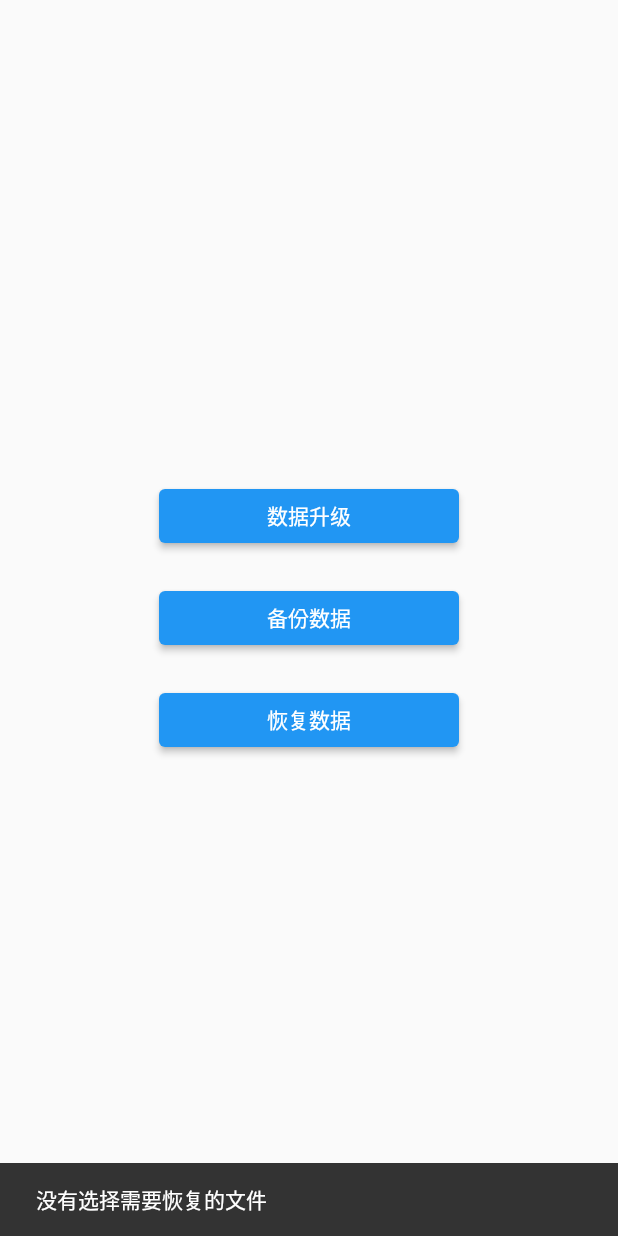
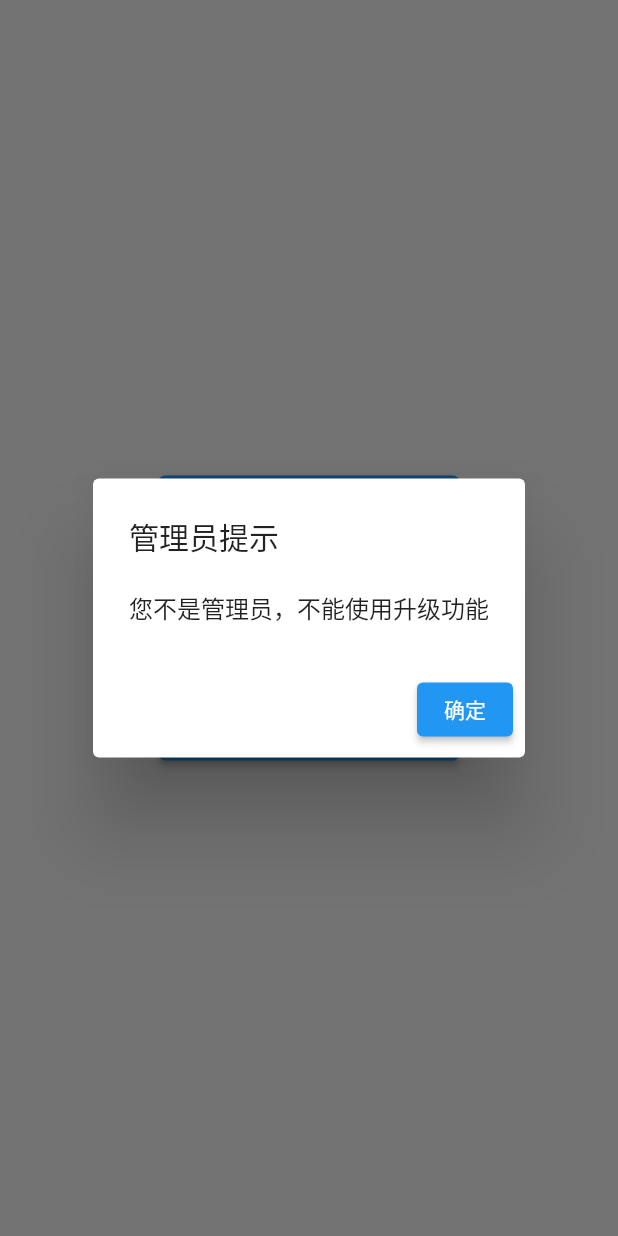
Before and after one commit to cocashu/shouju_flutter, a Flutter app: the MybakHomePage screen opened directly, after a tap on "数据升级", on a phone screen of 412 x 824 dp. Run offline on Flutter 3.47's test engine with Material 2 defaults, Android fonts, the light colour scheme and no system bars; our stand-ins replace dropdown_textfield, easy_sidemenu, file_picker, get, pdf and 4 more; missing offline and left inert: dart:ffi, encrypt, syncfusion_flutter_core; accounts and stored records are empty.

Commit message:
增加读取升级文件升级数据库

```diff
--- a/lib/pages/main1.dart
+++ b/lib/pages/main1.dart
@@ -219,9 +219,9 @@ class _MyCustomFormState extends State<MyCustomForm> {
               children: [
                 Container(
                   color: Colors.white,
-                  child: const Center(
+                  child: Center(
                     child: Text(
-                      '开屏通知',
+                      c.gsname.toString(),
                       style: TextStyle(fontSize: 35),
                     ),
                   ),
--- a/lib/pages/shujubak.dart
+++ b/lib/pages/shujubak.dart
@@ -1,5 +1,6 @@
 import 'dart:io';
 import 'package:flutter/material.dart';
+import 'package:hy_shouju/models/mysqlite.dart';
 import 'package:intl/intl.dart';
 import 'package:path_provider/path_provider.dart';
 import 'package:path/path.dart';
@@ -36,13 +37,11 @@ class MybakHomePage extends StatelessWidget {
   Future<void> restoreDatabase(BuildContext context) async {
     final databasePath = await getDatabasesPath();
     final databaseFile = join(databasePath, databaseName);
-    final backupPath = await getApplicationDocumentsDirectory();
     final backupFiles = await file_picker.FilePicker.platform.pickFiles(
       type: file_picker.FileType.custom,
       allowedExtensions: ['db'],
       allowMultiple: false,
     );
-
     if (backupFiles != null && backupFiles.files.isNotEmpty) {
       final backupFilePath = backupFiles.files.single.path!;
       await File(backupFilePath).copy(databaseFile);
@@ -56,6 +55,70 @@ class MybakHomePage extends StatelessWidget {
     }
   }
 
+  //升级更新数据库
+  Future<void> xuanzeupgradefile(BuildContext context) async {
+    final backupFiles = await file_picker.FilePicker.platform.pickFiles(
+      type: file_picker.FileType.custom,
+      allowedExtensions: ['sql'],
+      allowMultiple: false,
+    );
+    if (backupFiles != null && backupFiles.files.isNotEmpty) {
+      final backupFilePath = backupFiles.files.single.path!;
+      final databaseFile = File(backupFilePath);
+
+      String fileContent = await databaseFile.readAsString();
+      List<String> upgradeCommands = fileContent.split('\n');
+      print(upgradeCommands);
+      // 执行数据库升级
+      await upgradeDatabase(upgradeCommands);
+      ScaffoldMessenger.of(context).showSnackBar(
+        SnackBar(content: Text('升级文件的路径为: $backupFilePath,升级成功！')),
+      );
+    } else {
+      ScaffoldMessenger.of(context).showSnackBar(
+        SnackBar(content: Text('没有选择升级的文件')),
+      );
+    }
+  }
+
+  Future<void> upgradeDatabase(List<String> upgradeCommands) async {
+    Database database = await openDatabaseConnection();
+    Batch batch = database.batch();
+    for (String command in upgradeCommands) {
+      batch.execute(command);
+    }
+    await batch.commit();
+  }
+
+  void checkUserRole(BuildContext context) {
+    if (c.username == 'admin') {
+      xuanzeupgradefile(context);
+    } else {
+      showUserNotAdminAlert(context); // 当前用户不是admin，弹出提示
+    }
+  }
+
+  void showUserNotAdminAlert(BuildContext context) {
+    // 在此处弹出提示，告知用户不是admin
+    showDialog(
+      context: context,
+      builder: (BuildContext context) {
+        return AlertDialog(
+          title: const Text('管理员提示'),
+          content: const Text('您不是管理员，不能使用升级功能'),
+          actions: [
+            ElevatedButton(
+              child: const Text('确定'),
+              onPressed: () {
+                Navigator.of(context).pop();
+              },
+            ),
+          ],
+        );
+      },
+    );
+  }
+
   @override
   Widget build(BuildContext context) {
     return Scaffold(
@@ -65,25 +128,29 @@ class MybakHomePage extends StatelessWidget {
           children: <Widget>[
             SizedBox(
               width: 200,
+              height: 50,
               child: ElevatedButton(
-                onPressed: () => restoreDatabase(context),
-                child: Text('数据升级'),
+                onPressed: () =>
+                    checkUserRole(context), //xuanzeupgradefile(context),
+                child: const Text('数据升级'),
               ),
             ),
             const SizedBox(height: 20),
             SizedBox(
               width: 200,
+              height: 50,
               child: ElevatedButton(
                 onPressed: () => backupDatabase(context),
-                child: Text('备份数据'),
+                child: const Text('备份数据'),
               ),
             ),
             const SizedBox(height: 20),
             SizedBox(
               width: 200,
+              height: 50,
               child: ElevatedButton(
                 onPressed: () => restoreDatabase(context),
-                child: Text('恢复数据'),
+                child: const Text('恢复数据'),
               ),
             ),
           ],
```
Also changed, not shown: lib/pages/shouju_list.dart (+9 -2 lines), 1 other file.
